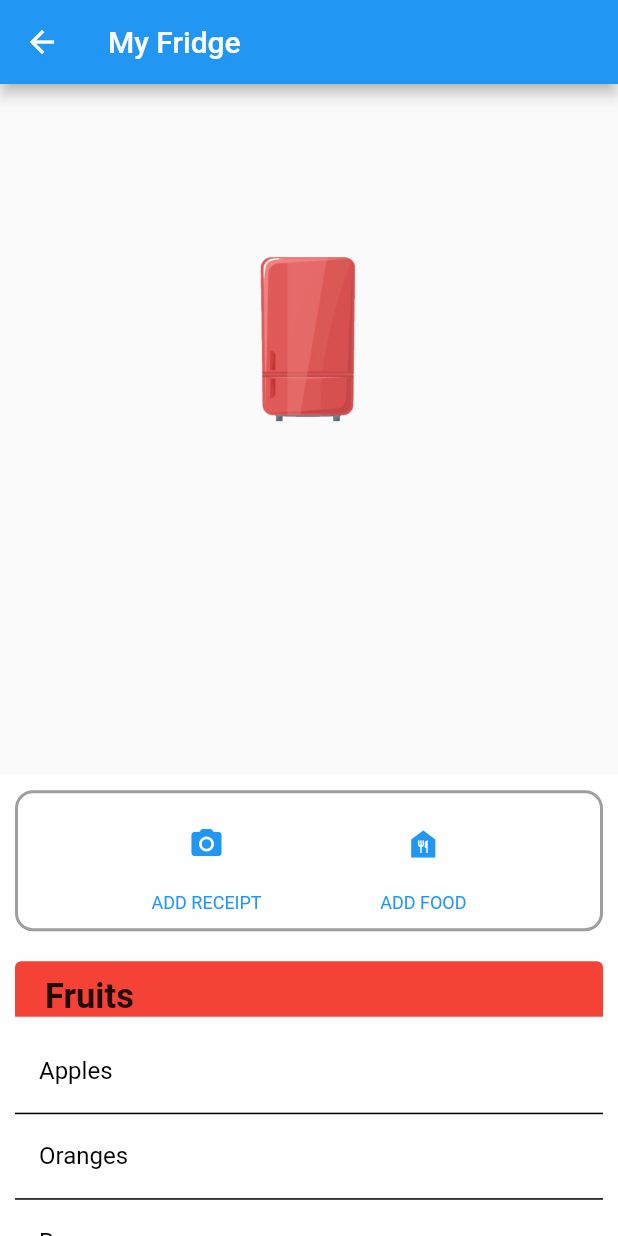
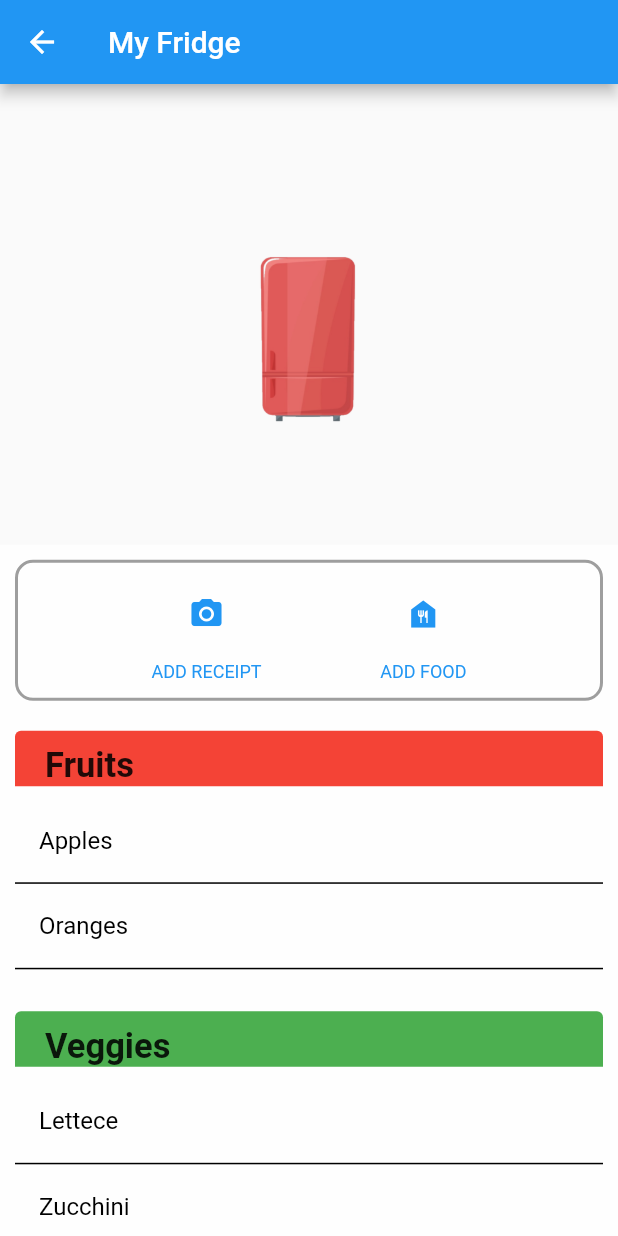
Before and after one commit to SideProjectHub/KitchenReceiptDatabase, a Flutter app: the UserFoodPage screen opened directly, on a phone screen of 412 x 824 dp. Run offline on Flutter 3.47's test engine with Material 2 defaults, Android fonts, the light colour scheme and no system bars; our stand-ins replace avatar_glow, carousel_slider, firebase_auth, flutter_signin_button, google_sign_in, image_picker and 1 more; missing offline and left inert: firebase_auth_web, firebase_core_web, google_sign_in_web, image_picker_for_web, mongo_dart; accounts and stored records are empty.

Commit message:
Implemented scroll controller and attached to radial menu

```diff
--- a/frontend/lib/main.dart
+++ b/frontend/lib/main.dart
@@ -7,6 +7,7 @@ import './app/models/user.dart' as our_user;
 import './widgets/widgets.dart';
 import './screens/login_page.dart';
 import '../services/kitchen_provider.dart';
+import 'package:project/screens/tab_page.dart';
 
 import 'package:project/config/themes/custom_default_theme.dart';
 
@@ -28,7 +29,7 @@ void main() {
           initialData: null,
         ),
       ],
-      child: MyApp(),
+      child: MaterialApp(home: TabPage()),
     ),
   );
 }
--- a/frontend/lib/screens/FoodPage/Components/food_list.dart
+++ b/frontend/lib/screens/FoodPage/Components/food_list.dart
@@ -17,10 +17,10 @@ class FoodList extends StatefulWidget {
   Color color;
 
   @override
-  _FoodListState createState() => _FoodListState();
+  FoodListState createState() => FoodListState();
 }
 
-class _FoodListState extends State<FoodList> {
+class FoodListState extends State<FoodList> {
   @override
   void _handleFoodList(Food food) {
     setState(() {
--- a/frontend/lib/screens/FoodPage/Components/fridge_menu.dart
+++ b/frontend/lib/screens/FoodPage/Components/fridge_menu.dart
@@ -3,6 +3,13 @@ import 'dart:math';
 import 'package:vector_math/vector_math.dart' show radians;
 
 class FridgeMenu extends StatefulWidget {
+  final Function scrollEffect;
+
+  const FridgeMenu({
+    Key? key,
+    required this.scrollEffect,
+  }) : super(key: key);
+
   createState() => _FridgeMenuState();
 }
 
@@ -12,9 +19,9 @@ class _FridgeMenuState extends State<FridgeMenu>
 
   @override
   void initState() {
-    super.initState();
     controller = AnimationController(
         duration: Duration(milliseconds: 1000), vsync: this);
+    super.initState();
   }
 
   @override
@@ -23,13 +30,14 @@ class _FridgeMenuState extends State<FridgeMenu>
       margin: const EdgeInsets.symmetric(vertical: 20),
       width: double.infinity,
       height: 300,
-      child: RadialAnimation(controller: controller),
+      child:
+          RadialAnimation(controller: controller, clicked: widget.scrollEffect),
     );
   }
 }
 
 class RadialAnimation extends StatelessWidget {
-  RadialAnimation({Key? key, required this.controller})
+  RadialAnimation({Key? key, required this.controller, required this.clicked})
       : scale = Tween<double>(
           begin: 1.5,
           end: 0.0,
@@ -48,6 +56,7 @@ class RadialAnimation extends StatelessWidget {
   final AnimationController controller;
   final Animation<double> scale;
   final Animation<double> translation;
+  final Function clicked;
 
   build(context) {
     return AnimatedBuilder(
@@ -56,21 +65,28 @@ class RadialAnimation extends StatelessWidget {
           return Stack(alignment: Alignment.center, children: [
             _buildButton(330,
                 color: Colors.red,
-                icon: Image.asset('assets/icons/fruits.png')),
+                icon: Image.asset('assets/icons/fruits.png'),
+                clicked: () => clicked(0)),
             _buildButton(30,
                 color: Colors.green,
-                icon: Image.asset('assets/icons/veggies.png')),
+                icon: Image.asset('assets/icons/veggies.png'),
+                clicked: () => clicked(1)),
             _buildButton(90,
                 color: Colors.brown,
-                icon: Image.asset('assets/icons/meat.png')),
+                icon: Image.asset('assets/icons/meat.png'),
+                clicked: () => clicked(2)),
             _buildButton(150,
-                color: Colors.grey, icon: Image.asset('assets/icons/misc.png')),
+                color: Colors.grey,
+                icon: Image.asset('assets/icons/misc.png'),
+                clicked: () => clicked(3)),
             _buildButton(210,
                 color: Colors.yellow,
-                icon: Image.asset('assets/icons/grains.png')),
+                icon: Image.asset('assets/icons/grains.png'),
+                clicked: () => clicked(4)),
             _buildButton(270,
                 color: Colors.blue,
-                icon: Image.asset('assets/icons/diary.png')),
+                icon: Image.asset('assets/icons/diary.png'),
+                clicked: () => clicked(5)),
             Transform.scale(
               scale: scale.value - 1.5,
               child: new IconButton(
@@ -89,7 +105,8 @@ class RadialAnimation extends StatelessWidget {
         });
   }
 
-  _buildButton(double angle, {required Color color, required Image icon}) {
+  _buildButton(double angle,
+      {required Color color, required Image icon, required Function clicked}) {
     final double rad = radians(angle);
     return Transform(
       transform: Matrix4.identity()
@@ -107,17 +124,23 @@ class RadialAnimation extends StatelessWidget {
           icon: icon,
           iconSize: 30,
           color: Colors.white,
-          onPressed: _close,
+          onPressed: () => _close(clicked: clicked),
         ),
       )),
     );
   }
 
   _open() {
+    print("open");
     controller.forward();
   }
 
-  _close() {
+  _close({Function? clicked}) {
+    print("hello ");
     controller.reverse();
+    if (clicked != null) {
+      print("In");
+      clicked();
+    }
   }
 }
--- a/frontend/lib/screens/FoodPage/user_food_page.dart
+++ b/frontend/lib/screens/FoodPage/user_food_page.dart
@@ -1,7 +1,4 @@
-import 'dart:async';
 import 'package:flutter/material.dart';
-import 'package:http/http.dart' as http;
-import 'dart:convert';
 
 import 'Components/fridge_menu.dart';
 import 'Components/food_list.dart';
@@ -11,17 +8,33 @@ import 'Components/food_methods.dart';
 class UserFoodPage extends StatefulWidget {
   const UserFoodPage({Key? key}) : super(key: key);
 
-  final List<Food> fruits = const <Food>[
+  final List<List<Food>> foods = const [
+    <Food>[
       const Food(name: 'Apples'),
       const Food(name: 'Oranges'),
-    const Food(name: 'Bananas')
-  ];
-
-  final List<Food> veggies = const <Food>[
+    ],
+    <Food>[
       const Food(name: 'Lettece'),
       const Food(name: 'Zucchini'),
-    const Food(name: 'Salad'),
-    const Food(name: 'something else')
+    ],
+    <Food>[
+      const Food(name: 'Apples'),
+      const Food(name: 'Oranges'),
+      const Food(name: 'Apples'),
+      const Food(name: 'Oranges'),
+    ],
+    <Food>[
+      const Food(name: 'Lettece'),
+      const Food(name: 'Zucchini'),
+    ],
+    <Food>[
+      const Food(name: 'Apples'),
+      const Food(name: 'Oranges'),
+    ],
+    <Food>[
+      const Food(name: 'Lettece'),
+      const Food(name: 'Zucchini'),
+    ],
   ];
 
   @override
@@ -29,6 +42,59 @@ class UserFoodPage extends StatefulWidget {
 }
 
 class _UserFoodPageState extends State<UserFoodPage> {
+  //Keys to get the height of each tab in the food page
+  final List<GlobalKey<FoodListState>> tabKeys =
+      List<GlobalKey<FoodListState>>.generate(
+          6, (index) => GlobalKey<FoodListState>());
+
+  //List of heights for each tab page
+  final List<double> height = List<double>.generate(6, (index) => 0);
+
+  //Manages animations for food_menu
+  final ScrollController foodScroll = ScrollController();
+
+  final List<Color> colors = [
+    Colors.red,
+    Colors.green,
+    Colors.yellow,
+    Colors.blue,
+    Colors.brown,
+    Colors.grey
+  ];
+  final List<String> foodGroup = [
+    "Fruits",
+    "Veggies",
+    "Grains",
+    "Diary",
+    "Meat",
+    "Misc"
+  ];
+
+  @override
+  void initState() {
+    WidgetsBinding.instance?.addPostFrameCallback((_) => setHeight());
+    super.initState();
+  }
+
+  setHeight() {
+    for (var i = 0; i < 6; i++) {
+      height[i] = tabKeys[i].currentContext?.size?.height ?? 0;
+      if (i > 0) {
+        height[i] = height[i] + height[i - 1];
+      }
+      print(height[i]);
+    }
+    setState(() {});
+  }
+
+  void scrollEffect(int index) {
+    print(foodScroll.hasClients);
+    if (foodScroll.hasClients) {
+      foodScroll.animateTo(height[index],
+          duration: Duration(seconds: 1), curve: Curves.easeIn);
+    }
+  }
+
   @override
   Widget build(BuildContext context) {
     var size = MediaQuery.of(context).size;
@@ -38,36 +104,38 @@ class _UserFoodPageState extends State<UserFoodPage> {
       ),
       body: Stack(
         children: [
-          FridgeMenu(),
+          FridgeMenu(
+            scrollEffect: scrollEffect,
+          ),
           DraggableScrollableSheet(
             maxChildSize: 1.0,
-            initialChildSize: 0.4,
+            initialChildSize: 0.6,
             minChildSize: 0.4,
             expand: true,
             builder: (context, scrollController) => Container(
               color: Colors.white70,
               child: FoodMethods(
-                child: Builder(
-                  builder: (BuildContext innerContext) {
-                    return ListView(
-                      controller: scrollController,
+                child: Column(
                   children: [
                     FoodToolbar(),
-                        FoodList(
-                            foods: widget.fruits,
-                            category: "Fruits",
-                            color: Colors.red),
-                        FoodList(
-                            foods: widget.veggies,
-                            category: "Veggies",
-                            color: Colors.green),
-                        FoodList(
-                            foods: widget.fruits,
-                            category: "Grains",
-                            color: Colors.yellow),
-                      ],
+                    Expanded(
+                      child: ListView.builder(
+                        primary: false,
+                        controller: foodScroll,
+                        scrollDirection: Axis.vertical,
+                        shrinkWrap: true,
+                        itemCount: 6,
+                        itemBuilder: (BuildContext innerContext, int index) {
+                          return FoodList(
+                            key: tabKeys[index],
+                            foods: widget.foods[index],
+                            category: foodGroup[index],
+                            color: colors[index],
                           );
                         },
+                      ),
+                    ),
+                  ],
                 ),
               ),
             ),
```
Also changed, not shown: 1 other file. Lines whose indentation alone changed are shown as unchanged.
